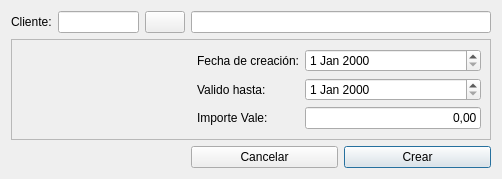
arcnexus/RedFoX, file TPV/frmcrearvale.ui: the form before one commit.
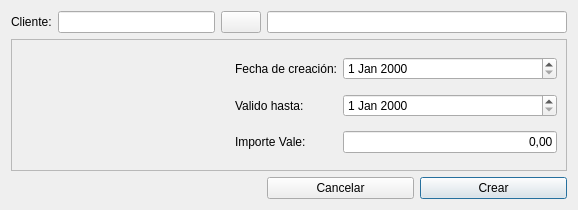
The form after the commit. Icons and pictures are not drawn.

Patch:
```diff
--- a/TPV/frmcrearvale.ui
+++ b/TPV/frmcrearvale.ui
@@ -6,8 +6,8 @@
    <rect>
     <x>0</x>
     <y>0</y>
-    <width>502</width>
-    <height>179</height>
+    <width>578</width>
+    <height>210</height>
    </rect>
   </property>
   <property name="windowTitle">
```
Left out of the diff: 74 changed lines with no effect on the pictures.
